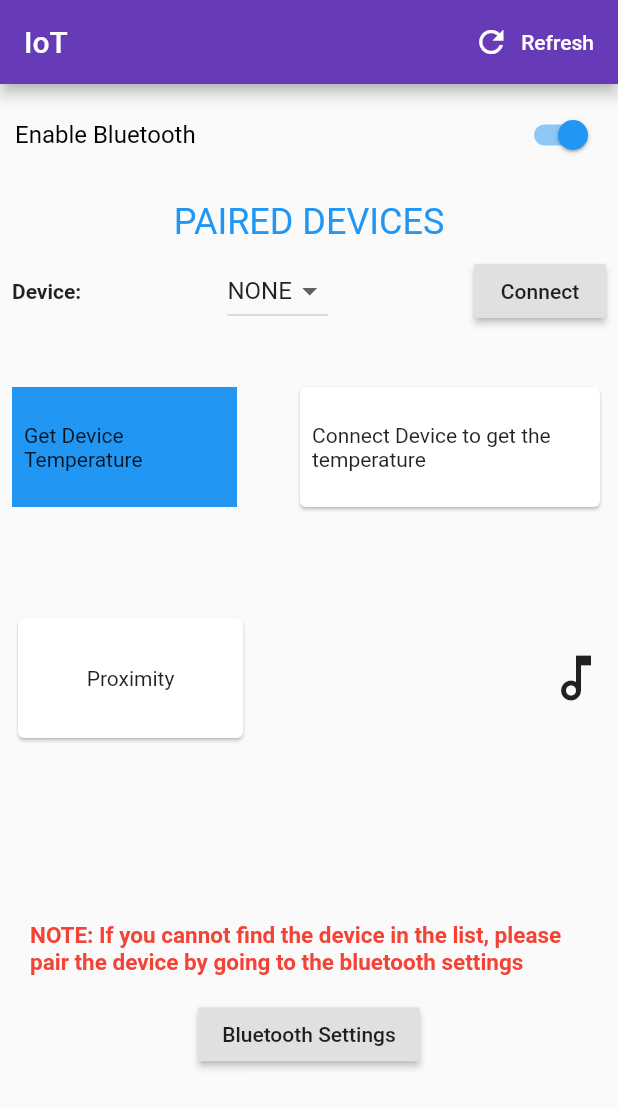
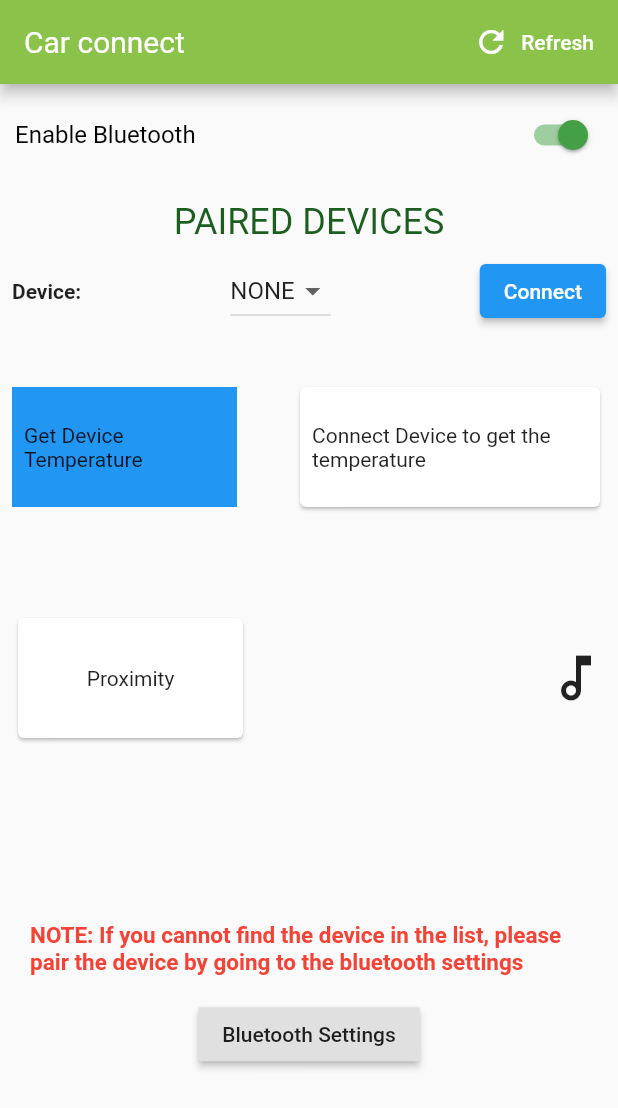
Before and after one commit to Hem1700/IoT-SCE, a Flutter app: the screen it shows after launch, on a phone screen of 412 x 824 dp. Shown: the top 1108 px of the screen. Run offline on Flutter 3.47's test engine with Material 2 defaults, Android fonts, the phone set to English and light mode, and no system bars; our stand-ins replace flutter_bluetooth_serial.

Commit message:
Changed ui

```diff
--- a/lib/main.dart
+++ b/lib/main.dart
@@ -165,8 +165,14 @@ class _BluetoothAppState extends State<BluetoothApp> {
       home: Scaffold(
         key: _scaffoldKey,
         appBar: AppBar(
-          title: Text("IoT"),
-          backgroundColor: Colors.deepPurple,
+          title: Text(
+            "Car connect",
+            style: TextStyle(
+              fontSize: 20,
+              fontWeight: FontWeight.w400,
+            ),
+          ),
+          backgroundColor: Colors.lightGreen,
           actions: <Widget>[
             FlatButton.icon(
               icon: Icon(
@@ -177,6 +183,7 @@ class _BluetoothAppState extends State<BluetoothApp> {
                 "Refresh",
                 style: TextStyle(
                   color: Colors.white,
+                  fontSize: 14,
                 ),
               ),
               shape: RoundedRectangleBorder(
@@ -196,7 +203,6 @@ class _BluetoothAppState extends State<BluetoothApp> {
         ),
         body: Container(
           child: Column(
-            mainAxisSize: MainAxisSize.max,
             children: <Widget>[
               Visibility(
                 visible: _isButtonUnavailable &&
@@ -222,6 +228,7 @@ class _BluetoothAppState extends State<BluetoothApp> {
                     ),
                     Switch(
                       value: _bluetoothState.isEnabled,
+                      activeColor: Colors.green[600],
                       onChanged: (bool value) {
                         future() async {
                           if (value) {
@@ -251,13 +258,15 @@ class _BluetoothAppState extends State<BluetoothApp> {
               Stack(
                 children: <Widget>[
                   Column(
+                    crossAxisAlignment: CrossAxisAlignment.center,
                     children: <Widget>[
                       Padding(
                         padding: const EdgeInsets.only(top: 10),
                         child: Text(
                           "PAIRED DEVICES",
-                          style: TextStyle(fontSize: 24, color: Colors.blue),
-                          textAlign: TextAlign.center,
+                          style:
+                              TextStyle(fontSize: 24, color: Colors.green[900]),
+                          textAlign: TextAlign.left,
                         ),
                       ),
                       Padding(
@@ -268,8 +277,7 @@ class _BluetoothAppState extends State<BluetoothApp> {
                             Text(
                               'Device:',
                               style: TextStyle(
-                                fontWeight: FontWeight.bold,
-                              ),
+                                  fontWeight: FontWeight.bold, fontSize: 14),
                             ),
                             DropdownButton(
                               items: _getDeviceItems(),
@@ -277,14 +285,18 @@ class _BluetoothAppState extends State<BluetoothApp> {
                                   setState(() => _device = value),
                               value: _devicesList.isNotEmpty ? _device : null,
                             ),
-                            RaisedButton(
+                            ElevatedButton(
                               onPressed: _isButtonUnavailable
                                   ? null
                                   : _connected
                                       ? _disconnect
                                       : _connect,
-                              child:
-                                  Text(_connected ? 'Disconnect' : 'Connect'),
+                              child: Text(
+                                _connected ? 'Disconnect' : 'Connect',
+                                style: TextStyle(
+                                  fontSize: 14,
+                                ),
+                              ),
                             ),
                           ],
                         ),
```
